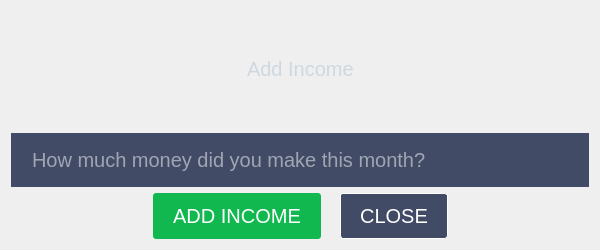
The window that src/addincome.ui (elvisxiaozhi/True-Wish) describes before a commit, drawn with Qt 5.
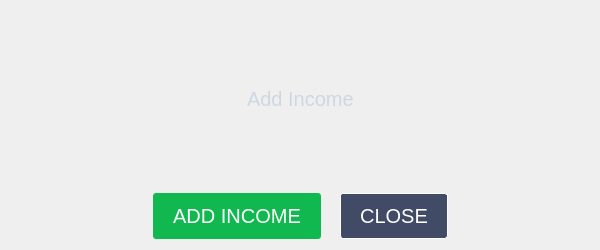
The same window after the commit.

Commit message: add custom line edit

Patch:
```diff
--- a/src/addincome.ui
+++ b/src/addincome.ui
@@ -56,25 +56,7 @@
     </layout>
    </item>
    <item>
-    <layout class="QVBoxLayout" name="lineEditLayout">
-     <item>
-      <widget class="QLineEdit" name="lineEdit">
-       <property name="styleSheet">
-        <string notr="true">#lineEdit {
-background-color: #414B66; 
-border: 0px;
-padding: 14px 19px; 
-font: 20px; 
-color: white;
-}
-</string>
-       </property>
-       <property name="placeholderText">
-        <string>How much money did you make this month?</string>
-       </property>
-      </widget>
-     </item>
-    </layout>
+    <layout class="QVBoxLayout" name="lineEditLayout"/>
    </item>
    <item>
     <layout class="QHBoxLayout" name="horizontalLayout" stretch="0,0,0,0,0">
```
The commit also changes 6 other files.
